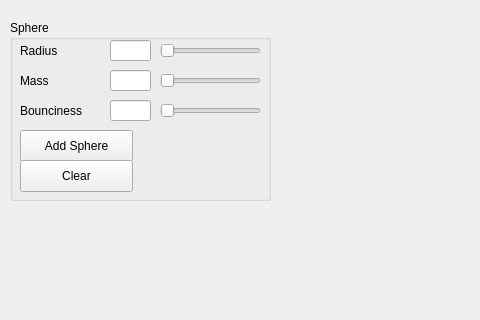
Above: ui/mainwindow.ui from Irukode/CS1230-Final-Project before the change; both pictures show x 0 to 480 and y 0 to 320 of the 1251 by 771 pixel window. Below: the same form after it.
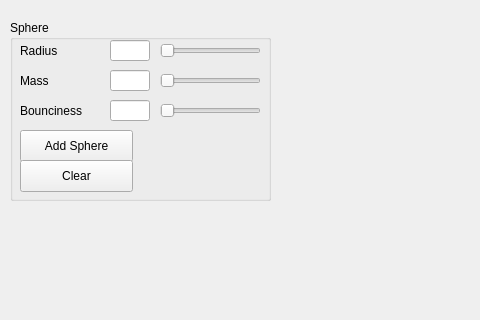
That is the form after the change. Custom widgets are drawn as their Qt base class.

Commit message: UI now properly binds float values for spheres

The edit to the form file:
```diff
--- a/ui/mainwindow.ui
+++ b/ui/mainwindow.ui
@@ -98,10 +98,22 @@
       <rect>
        <x>100</x>
        <y>80</y>
-       <width>41</width>
+       <width>40</width>
        <height>21</height>
       </rect>
      </property>
+     <property name="minimumSize">
+      <size>
+       <width>40</width>
+       <height>0</height>
+      </size>
+     </property>
+     <property name="maximumSize">
+      <size>
+       <width>40</width>
+       <height>16777215</height>
+      </size>
+     </property>
     </widget>
     <widget class="QSlider" name="massSlider">
      <property name="geometry">
@@ -121,10 +133,22 @@
       <rect>
        <x>100</x>
        <y>50</y>
-       <width>41</width>
+       <width>40</width>
        <height>21</height>
       </rect>
      </property>
+     <property name="minimumSize">
+      <size>
+       <width>40</width>
+       <height>0</height>
+      </size>
+     </property>
+     <property name="maximumSize">
+      <size>
+       <width>40</width>
+       <height>16777215</height>
+      </size>
+     </property>
     </widget>
     <widget class="QSlider" name="bouncinessSlider">
      <property name="geometry">
@@ -144,10 +168,22 @@
       <rect>
        <x>100</x>
        <y>20</y>
-       <width>41</width>
+       <width>40</width>
        <height>21</height>
       </rect>
      </property>
+     <property name="minimumSize">
+      <size>
+       <width>40</width>
+       <height>0</height>
+      </size>
+     </property>
+     <property name="maximumSize">
+      <size>
+       <width>40</width>
+       <height>16777215</height>
+      </size>
+     </property>
     </widget>
     <widget class="QLabel" name="radiusLabel">
      <property name="geometry">
```
The commit also changes 7 other files.
